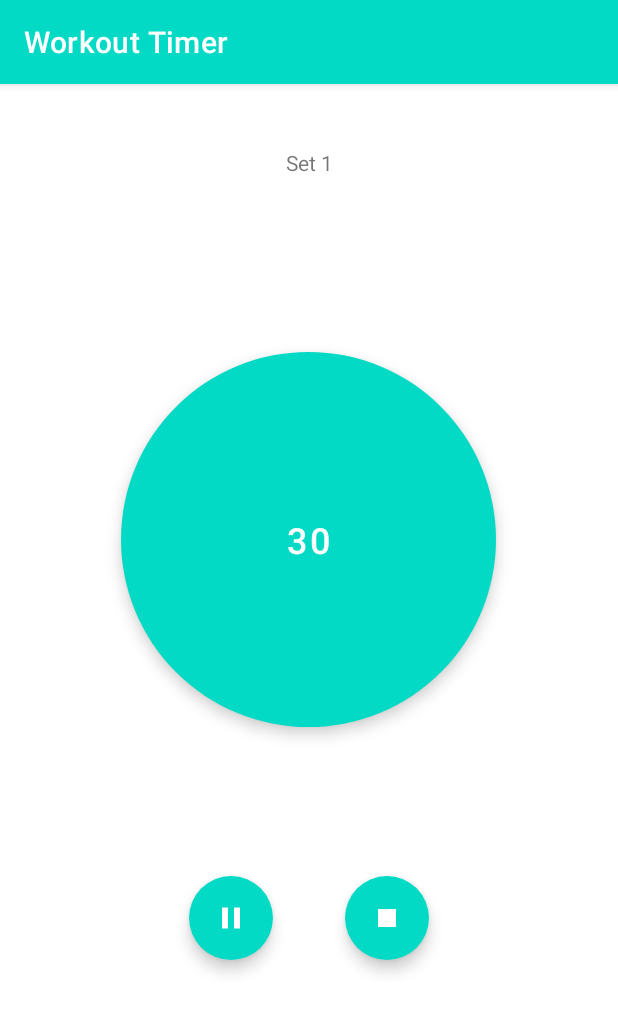
After one commit to spidy123/WorkoutTimer, an Android app: the TimerActivity screen opened directly, with no data from a screen before it, on a phone screen of 412 x 824 dp. The commit adds this screen. Shown: the top 1013 px of the screen. Run offline under Robolectric (Android 15) with nearby library versions, the phone set to English and light mode, and no system bars; 2 statements that could not run were skipped.

Commit message:
Added timer screen with pause/resume timer functionality

```diff
--- a/app/src/main/AndroidManifest.xml
+++ b/app/src/main/AndroidManifest.xml
@@ -19,6 +19,10 @@
                 <category android:name="android.intent.category.LAUNCHER" />
             </intent-filter>
         </activity>
+        <activity android:name=".TimerActivity"
+            android:configChanges="orientation"
+            android:screenOrientation="portrait"
+            android:exported="true"/>
     </application>
 
 </manifest>
--- /dev/null
+++ b/app/src/main/java/com/shubhamh/android/apps/workouttimer/CircleView.kt
@@ -0,0 +1,50 @@
+package com.shubhamh.android.apps.workouttimer
+
+import android.content.Context
+import android.graphics.Canvas
+import android.graphics.Paint
+import android.util.AttributeSet
+import android.view.View
+
+class CircleView(
+    context: Context?,
+    attrs: AttributeSet?,
+    colour: Int,
+    rippleType: Int,
+    private val rippleStrokeWidth: Float
+) : View(context, attrs) {
+
+    private val paint = Paint()
+
+    init {
+        if (context == null) throw IllegalArgumentException("Context is null.")
+        if (attrs == null) throw IllegalArgumentException("Attribute set is null.")
+
+        visibility = View.INVISIBLE
+
+        paint.apply {
+            isAntiAlias = true
+            color = colour
+            style = when (rippleType) {
+                RippleView.Companion.FillStyle.FILL.type -> {
+                    strokeWidth = 0f
+                    Paint.Style.FILL
+                }
+                RippleView.Companion.FillStyle.STROKE.type -> {
+                    strokeWidth = rippleStrokeWidth
+                    Paint.Style.STROKE
+                }
+                RippleView.Companion.FillStyle.FILL_AND_STROKE.type -> {
+                    strokeWidth = rippleStrokeWidth
+                    Paint.Style.FILL_AND_STROKE
+                }
+                else -> throw IllegalArgumentException("Unknown fill style: $rippleType.")
+            }
+        }
+    }
+
+    override fun onDraw(canvas: Canvas?) {
+        val radius: Float = Math.min(width, height) / 2.toFloat()
+        canvas?.drawCircle(radius, radius, radius - rippleStrokeWidth, paint)
+    }
+}
--- /dev/null
+++ b/app/src/main/java/com/shubhamh/android/apps/workouttimer/IntentUtil.kt
@@ -0,0 +1,23 @@
+package com.shubhamh.android.apps.workouttimer
+
+import android.content.Context
+import android.content.Intent
+import android.os.Bundle
+
+object IntentUtil {
+    const val REST_TIME_EXTRA = "rest_time_extra"
+    const val SET_TIMER_MAP_EXTRA = "set_timer_map_extra"
+
+    fun getTimerActivityIntent(context: Context, restTime: Int, setWithTimerMap: Map<Int, Int>?): Intent {
+        val map = HashMap<Int, Int>()
+        if (setWithTimerMap != null) {
+            map.putAll(setWithTimerMap)
+        }
+        val bundle = Bundle().apply {
+            putInt(REST_TIME_EXTRA, restTime)
+            putSerializable(SET_TIMER_MAP_EXTRA, map)
+        }
+
+        return Intent(context, TimerActivity::class.java).putExtras(bundle)
+    }
+}
--- a/app/src/main/java/com/shubhamh/android/apps/workouttimer/MainActivity.kt
+++ b/app/src/main/java/com/shubhamh/android/apps/workouttimer/MainActivity.kt
@@ -1,17 +1,20 @@
 package com.shubhamh.android.apps.workouttimer
 
+import android.content.Intent
 import androidx.appcompat.app.AppCompatActivity
 import android.os.Bundle
 import android.widget.LinearLayout
 import android.widget.TextView
 import androidx.lifecycle.ViewModelProviders
 import com.google.android.material.button.MaterialButton
+import java.util.*
 
 class MainActivity : AppCompatActivity() {
     private lateinit var setsCountText: TextView
     private lateinit var setsTimerText: TextView
     private lateinit var restTimerText: TextView
     private lateinit var countersViewModel: CountersViewModel
+    private lateinit var playButton: MaterialButton
 
     override fun onCreate(savedInstanceState: Bundle?) {
         super.onCreate(savedInstanceState)
@@ -35,9 +38,20 @@ class MainActivity : AppCompatActivity() {
           countersViewModel.resetCounters()
       }
 
-      findViewById<MaterialButton>(R.id.playButton).setOnClickListener {
+      playButton = findViewById(R.id.playButton)
+          playButton.setOnClickListener {
+              val restTime = countersViewModel.restTimerLiveData.value ?: 0
+              val setWithTimerMap = countersViewModel.setWithTimerMap.value ?: emptyMap()
+          startActivity(IntentUtil.getTimerActivityIntent(this, restTime, setWithTimerMap))
+      }
+      updatePlayButtonState()
+    }
 
-      }
+    private fun shouldEnableButton(): Boolean {
+        val setCount = countersViewModel.setsCountLiveData.value ?: return false
+        val setTime = countersViewModel.setsTimerLiveData.value ?: return false
+
+        return setCount != 0 && setTime != 0
     }
 
     private fun setupSetsCountLayout() {
@@ -101,14 +115,20 @@ class MainActivity : AppCompatActivity() {
     private fun updateSetsCountText() {
         setsCountText.text = countersViewModel.setsCountLiveData.value.toString()
         countersViewModel.updateSetWithTimerMap(true)
+        updatePlayButtonState()
     }
 
     private fun updateSetsTimerText() {
         setsTimerText.text = countersViewModel.setsTimerLiveData.value.toString()
         countersViewModel.updateSetWithTimerMap(true)
+        updatePlayButtonState()
     }
 
     private fun updateRestTimerText() {
         restTimerText.text = countersViewModel.restTimerLiveData.value.toString()
     }
+
+    private fun updatePlayButtonState() {
+      playButton.isEnabled = shouldEnableButton()
+    }
 }
--- /dev/null
+++ b/app/src/main/java/com/shubhamh/android/apps/workouttimer/RippleView.kt
@@ -0,0 +1,135 @@
+package com.shubhamh.android.apps.workouttimer
+
+import android.animation.Animator
+import android.animation.AnimatorSet
+import android.animation.ObjectAnimator
+import android.content.Context
+import android.support.v4.media.session.PlaybackStateCompat
+import android.util.AttributeSet
+import android.util.Property
+import android.view.View
+import android.view.animation.Animation
+import android.widget.RelativeLayout
+import androidx.core.content.ContextCompat
+import java.util.concurrent.ThreadLocalRandom
+
+class RippleView(context: Context?, private val attrs: AttributeSet?) : RelativeLayout(context, attrs) {
+
+    private var animatorSet: AnimatorSet? = null
+    private val DEFAULT_RIPPLE_SCALE = 4f
+    private val DEFAULT_FILL_TYPE = FillStyle.FILL.type
+    private val MIN_RIPPLE_DURATION = 400
+    private val MAX_RIPPLE_DURATION = 1000
+    private val NO_RIPPLE_DURATION = -1
+
+    companion object {
+        /**
+         * This enum is tightly coupled with attrs#RippleView. This should be redesign if possible.
+         */
+        enum class FillStyle(val type: Int) {
+            FILL(type = 0), STROKE(type = 1), FILL_AND_STROKE(type = 2)
+        }
+    }
+
+    private var rippleScale: Float = DEFAULT_RIPPLE_SCALE
+    private var rippleColor: Int = 0
+    private var rippleType: Int = 0
+    private var rippleStrokeWidth: Float = 0f
+    private var rippleRadius: Float = 0f
+    private var duration: Int = NO_RIPPLE_DURATION
+
+    init {
+        if (context == null) throw IllegalArgumentException("Context is null.")
+        if (attrs == null) throw IllegalArgumentException("Attribute set is null.")
+
+        val styledAttributes = context.obtainStyledAttributes(attrs, R.styleable.RippleView)
+        rippleRadius = styledAttributes.getDimension(R.styleable.RippleView_rv_radius, resources.getDimension(R.dimen.rippleRadius))
+        rippleStrokeWidth = styledAttributes.getDimension(R.styleable.RippleView_rv_strokeWidth, resources.getDimension(R.dimen.rippleStrokeWidth))
+        rippleColor = styledAttributes.getColor(R.styleable.RippleView_rv_color, ContextCompat.getColor(context, R.color.teal_200))
+        rippleType = styledAttributes.getInt(R.styleable.RippleView_rv_type, DEFAULT_FILL_TYPE)
+        rippleScale = styledAttributes.getFloat(R.styleable.RippleView_rv_scale, DEFAULT_RIPPLE_SCALE)
+        duration = styledAttributes.getInteger(R.styleable.RippleView_rv_duration, NO_RIPPLE_DURATION)
+        styledAttributes.recycle()
+    }
+
+    /**
+     * Call this class to initiate a new ripple animation.
+     */
+    fun startAnimation() {
+        val circleView = CircleView(context, attrs, rippleColor, rippleType, rippleStrokeWidth).apply {
+            visibility = View.VISIBLE
+        }
+
+        addView(circleView, getCircleViewLayoutParams())
+
+        val animationDuration = if (duration == NO_RIPPLE_DURATION) {
+            randomAnimationDuration()
+        } else duration
+
+        animatorSet = generateRipple(duration = animationDuration, target = circleView).apply {
+            start()
+        }
+    }
+
+    fun stopAnimation() = animatorSet?.cancel()
+
+    private fun generateRipple(duration: Int, target: CircleView): AnimatorSet {
+        val animatorList = ArrayList<Animator>()
+
+        animatorList.add(provideAnimator(
+            target = target,
+            type = View.SCALE_X,
+            animDuration = duration,
+            scale = rippleScale
+        ))
+
+        animatorList.add(provideAnimator(
+            target = target,
+            type = View.SCALE_Y,
+            animDuration = duration,
+            scale = rippleScale
+        ))
+
+        animatorList.add(provideAnimator(
+            target = target,
+            type = View.ALPHA,
+            animDuration = duration
+        )
+        )
+
+        return AnimatorSet().apply {
+            playTogether(animatorList)
+        }
+    }
+
+    private fun provideAnimator(
+        target: View,
+        type: Property<View, Float>,
+        animDuration: Int,
+        scale: Float = DEFAULT_RIPPLE_SCALE
+    ): ObjectAnimator {
+        val scaleAmount = if (type == View.ALPHA) 0f else scale
+
+        return ObjectAnimator.ofFloat(target, type, scaleAmount).apply {
+            duration = animDuration.toLong()
+            addListener(object : Animator.AnimatorListener {
+                override fun onAnimationEnd(animation: Animator) {
+                    removeView(target)
+                }
+                override fun onAnimationStart(animation: Animator) {}
+                override fun onAnimationRepeat(animation: Animator) {}
+                override fun onAnimationCancel(animation: Animator) {}
+            })
+            repeatCount = Animation.INFINITE
+        }
+    }
+
+    private fun getCircleViewLayoutParams(): LayoutParams {
+        val widthHeight = (2 * rippleRadius + rippleStrokeWidth).toInt()
+        return LayoutParams(widthHeight, widthHeight).apply {
+            addRule(CENTER_IN_PARENT, TRUE)
+        }
+    }
+
+    private fun randomAnimationDuration() = ThreadLocalRandom.current().nextInt(MIN_RIPPLE_DURATION, MAX_RIPPLE_DURATION)
+}
--- /dev/null
+++ b/app/src/main/java/com/shubhamh/android/apps/workouttimer/TimerActivity.kt
@@ -0,0 +1,73 @@
+package com.shubhamh.android.apps.workouttimer
+
+import android.os.Bundle
+import android.widget.TextView
+import androidx.appcompat.app.AppCompatActivity
+import androidx.lifecycle.ViewModelProviders
+import com.google.android.material.button.MaterialButton
+
+class TimerActivity : AppCompatActivity() {
+    private lateinit var rippleView: RippleView
+    private lateinit var pauseButton: MaterialButton
+    private lateinit var timerButton: MaterialButton
+    private lateinit var titleText: TextView
+    private var isTimerPaused = false
+    private var restTime = 0
+    private var setWithTimer = HashMap<Int, Int>()
+    private lateinit var timerViewModel: TimerViewModel
+
+    override fun onCreate(savedInstanceState: Bundle?) {
+        super.onCreate(savedInstanceState)
+        setContentView(R.layout.timer_activity)
+
+        savedInstanceState ?: setupData()
+
+        timerButton = findViewById(R.id.timerButton)
+        titleText = findViewById(R.id.titleText)
+        rippleView = findViewById(R.id.rippleView)
+        rippleView.startAnimation()
+
+        pauseButton = findViewById(R.id.pauseButton)
+        pauseButton.setOnClickListener {
+            if (!isTimerPaused) {
+                isTimerPaused = true
+                timerViewModel.pauseTimer()
+                rippleView.stopAnimation()
+                pauseButton.icon = getDrawable(R.drawable.play_button)
+            } else {
+                pauseButton.icon = getDrawable(R.drawable.pause_button)
+                isTimerPaused = false
+                rippleView.startAnimation()
+                timerViewModel.startTimer()
+            }
+        }
+        findViewById<MaterialButton>(R.id.stopButton).setOnClickListener {
+            this.finish()
+        }
+
+        timerViewModel =
+            ViewModelProviders.of(/* activity= */ this).get(TimerViewModel::class.java)
+        timerViewModel.apply {
+            setsTimerLiveData.observe(this@TimerActivity, { updateUi(it) })
+            setsCountLiveData.observe(this@TimerActivity, { updateTitleText(it) })
+            setWithTimerMap.observe(this@TimerActivity, { if (it.size == 0)  finish() })
+        }
+
+        savedInstanceState ?: timerViewModel.setMapData(setWithTimer, restTime)
+
+        timerViewModel.startTimer()
+    }
+
+    private fun updateUi(timerText: Int) {
+        timerButton.text = timerText.toString()
+    }
+
+    private fun updateTitleText(setCount: Int) {
+        titleText.text = getString(R.string.timer_screen_title, setCount)
+    }
+
+    private fun setupData() {
+        restTime = intent.getIntExtra(IntentUtil.REST_TIME_EXTRA, 0)
+        setWithTimer = intent.getSerializableExtra(IntentUtil.SET_TIMER_MAP_EXTRA) as HashMap<Int, Int>
+    }
+}
--- /dev/null
+++ b/app/src/main/java/com/shubhamh/android/apps/workouttimer/TimerViewModel.kt
@@ -0,0 +1,68 @@
+package com.shubhamh.android.apps.workouttimer
+
+import android.os.CountDownTimer
+import androidx.lifecycle.MutableLiveData
+import androidx.lifecycle.ViewModel
+
+class TimerViewModel: ViewModel() {
+    private val _setsCountLiveData = MutableLiveData<Int>()
+    val setsCountLiveData = _setsCountLiveData
+
+    private val _setsTimerLiveData = MutableLiveData<Int>()
+    val setsTimerLiveData = _setsTimerLiveData
+
+
+    private val _setWithTimerMap = MutableLiveData<HashMap<Int, Int>>()
+    val setWithTimerMap = _setWithTimerMap
+
+    private val setWithTimer = HashMap<Int, Int>()
+    private var restTime = 0
+
+    private var countDownTimer: CountDownTimer? = null
+    private var originalSizeOfMap = 0
+
+    fun setMapData(data: HashMap<Int, Int>, restTime: Int) {
+        setWithTimer.putAll(data)
+        _setWithTimerMap.postValue(setWithTimer)
+        originalSizeOfMap = setWithTimer.size
+        this.restTime = restTime
+    }
+
+    fun startTimer() {
+        if (setWithTimer.isEmpty()) {
+            android.util.Log.d("TimerViewModel", "Empty map found in timer.")
+            return
+        }
+
+        val time = setWithTimer.values.first()
+        countDownTimer = object : CountDownTimer(time.toLong() * MILLIS_IN_SECONDS, MILLIS_IN_SECONDS) {
+            override fun onTick(time: Long) {
+                val newTimerForSet = (time / MILLIS_IN_SECONDS).toInt()
+                _setsTimerLiveData.postValue(newTimerForSet)
+                setWithTimer[setWithTimer.entries.first().key] = newTimerForSet
+                _setWithTimerMap.postValue(setWithTimer)
+                _setsCountLiveData.postValue((originalSizeOfMap + 1) - setWithTimer.size)
+            }
+
+            override fun onFinish() {
+                if (setWithTimer.isNotEmpty()) {
+                    setWithTimer.remove(setWithTimer.entries.first().key)
+                    _setWithTimerMap.postValue(setWithTimer)
+                    startTimer()
+                }
+            }
+
+        }
+
+        countDownTimer?.start()
+    }
+
+    fun pauseTimer() {
+        countDownTimer?.cancel()
+    }
+
+    companion object {
+        private const val MILLIS_IN_SECONDS = 1000L
+    }
+
+}
--- /dev/null
+++ b/app/src/main/res/drawable/pause_button.xml
@@ -0,0 +1,10 @@
+<vector xmlns:android="http://schemas.android.com/apk/res/android"
+    android:width="24dp"
+    android:height="24dp"
+    android:viewportWidth="24"
+    android:viewportHeight="24"
+    android:tint="?attr/colorControlNormal">
+  <path
+      android:fillColor="@android:color/white"
+      android:pathData="M6,19h4L10,5L6,5v14zM14,5v14h4L18,5h-4z"/>
+</vector>
--- /dev/null
+++ b/app/src/main/res/drawable/stop_button.xml
@@ -0,0 +1,10 @@
+<vector xmlns:android="http://schemas.android.com/apk/res/android"
+    android:width="24dp"
+    android:height="24dp"
+    android:viewportWidth="24"
+    android:viewportHeight="24"
+    android:tint="?attr/colorControlNormal">
+  <path
+      android:fillColor="@android:color/white"
+      android:pathData="M6,6h12v12H6z"/>
+</vector>
--- /dev/null
+++ b/app/src/main/res/layout/timer_activity.xml
@@ -0,0 +1,91 @@
+<?xml version="1.0" encoding="utf-8"?>
+<ScrollView
+    xmlns:android="http://schemas.android.com/apk/res/android"
+    xmlns:app="http://schemas.android.com/apk/res-auto"
+    android:layout_width="match_parent"
+    android:layout_height="match_parent">
+
+<androidx.constraintlayout.widget.ConstraintLayout
+    xmlns:android="http://schemas.android.com/apk/res/android"
+    xmlns:app="http://schemas.android.com/apk/res-auto"
+    android:layout_width="match_parent"
+    android:layout_height="match_parent">
+
+    <TextView
+        android:id="@+id/titleText"
+        android:layout_width="match_parent"
+        android:layout_height="wrap_content"
+        android:text="Set 1"
+        app:layout_constraintStart_toStartOf="parent"
+        app:layout_constraintEnd_toEndOf="parent"
+        app:layout_constraintTop_toTopOf="parent"
+        app:layout_constraintBottom_toTopOf="@+id/rippleView"
+        android:gravity="center" />
+
+        <com.shubhamh.android.apps.workouttimer.RippleView
+            android:id="@+id/rippleView"
+            android:layout_width="400dp"
+            android:layout_height="400dp"
+            app:rv_color="@color/teal_200"
+            app:rv_radius="15dp"
+            app:rv_scale="12"
+            app:rv_duration="1000"
+            android:layout_margin="24dp"
+            app:layout_constraintStart_toStartOf="parent"
+            app:layout_constraintEnd_toEndOf="parent"
+            app:layout_constraintTop_toTopOf="parent"
+            app:layout_constraintBottom_toBottomOf="parent"
+            app:rv_type="stroke">
+
+    <com.google.android.material.button.MaterialButton
+        android:id="@+id/timerButton"
+        style="@style/Widget.MaterialComponents.ExtendedFloatingActionButton"
+        app:cornerRadius="125dp"
+        android:layout_width="250dp"
+        android:layout_height="250dp"
+        android:textColor="@color/white"
+        android:layout_margin="24dp"
+        android:textSize="24dp"
+        android:layout_centerInParent="true"
+        android:text="30"/>
+        </com.shubhamh.android.apps.workouttimer.RippleView>
+
+    <LinearLayout
+        android:layout_width="wrap_content"
+        android:layout_height="wrap_content"
+        android:orientation="horizontal"
+        app:layout_constraintTop_toBottomOf="@+id/rippleView"
+        app:layout_constraintStart_toStartOf="parent"
+        app:layout_constraintEnd_toEndOf="parent">
+
+    <com.google.android.material.button.MaterialButton
+        android:id="@+id/pauseButton"
+        style="@style/Widget.MaterialComponents.ExtendedFloatingActionButton"
+        app:cornerRadius="28dp"
+        android:layout_width="56dp"
+        android:layout_height="56dp"
+        android:textColor="@color/white"
+        android:layout_margin="24dp"
+        android:textSize="24dp"
+        app:icon="@drawable/pause_button"
+        app:iconGravity="textStart"
+        app:iconPadding="0dp"
+        app:iconTint="@color/white" />
+
+        <com.google.android.material.button.MaterialButton
+            android:id="@+id/stopButton"
+            style="@style/Widget.MaterialComponents.ExtendedFloatingActionButton"
+            app:cornerRadius="28dp"
+            android:layout_width="56dp"
+            android:layout_height="56dp"
+            android:textColor="@color/white"
+            android:layout_margin="24dp"
+            android:textSize="24dp"
+            app:icon="@drawable/stop_button"
+            app:iconGravity="textStart"
+            app:iconPadding="0dp"
+            app:iconTint="@color/white" />
+    </LinearLayout>
+
+</androidx.constraintlayout.widget.ConstraintLayout>
+</ScrollView>
--- /dev/null
+++ b/app/src/main/res/values/attrs.xml
@@ -0,0 +1,15 @@
+<?xml version="1.0" encoding="utf-8"?>
+<resources>
+    <declare-styleable name="RippleView">
+        <attr name="rv_color" format="color"/>
+        <attr name="rv_strokeWidth" format="dimension"/>
+        <attr name="rv_radius" format="dimension"/>
+        <attr name="rv_scale" format="float"/>
+        <attr name="rv_duration" format="integer"/>
+        <attr name="rv_type" format="enum">
+            <enum name="fill" value="0"/>
+            <enum name="stroke" value="1"/>
+            <enum name="fill_and_stroke" value="2"/>
+        </attr>
+    </declare-styleable>
+</resources>
--- /dev/null
+++ b/app/src/main/res/values/dimens.xml
@@ -0,0 +1,5 @@
+<?xml version="1.0" encoding="utf-8"?>
+<resources>
+    <dimen name="rippleRadius">25dp</dimen>
+    <dimen name="rippleStrokeWidth">5dp</dimen>
+</resources>
--- a/app/src/main/res/values/strings.xml
+++ b/app/src/main/res/values/strings.xml
@@ -2,4 +2,5 @@
     <string name="app_name">Workout Timer</string>
     <!-- TODO: Remove or change this placeholder text -->
     <string name="hello_blank_fragment">Hello blank fragment</string>
+    <string name="timer_screen_title">Set %1$d</string>
 </resources>
```
